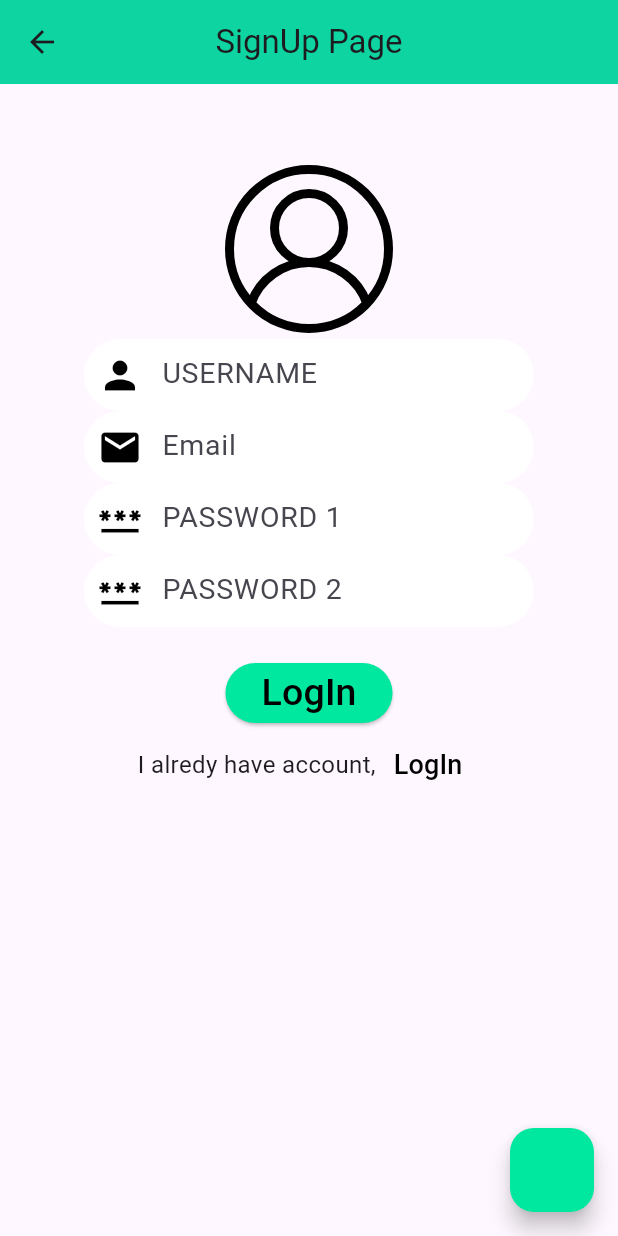
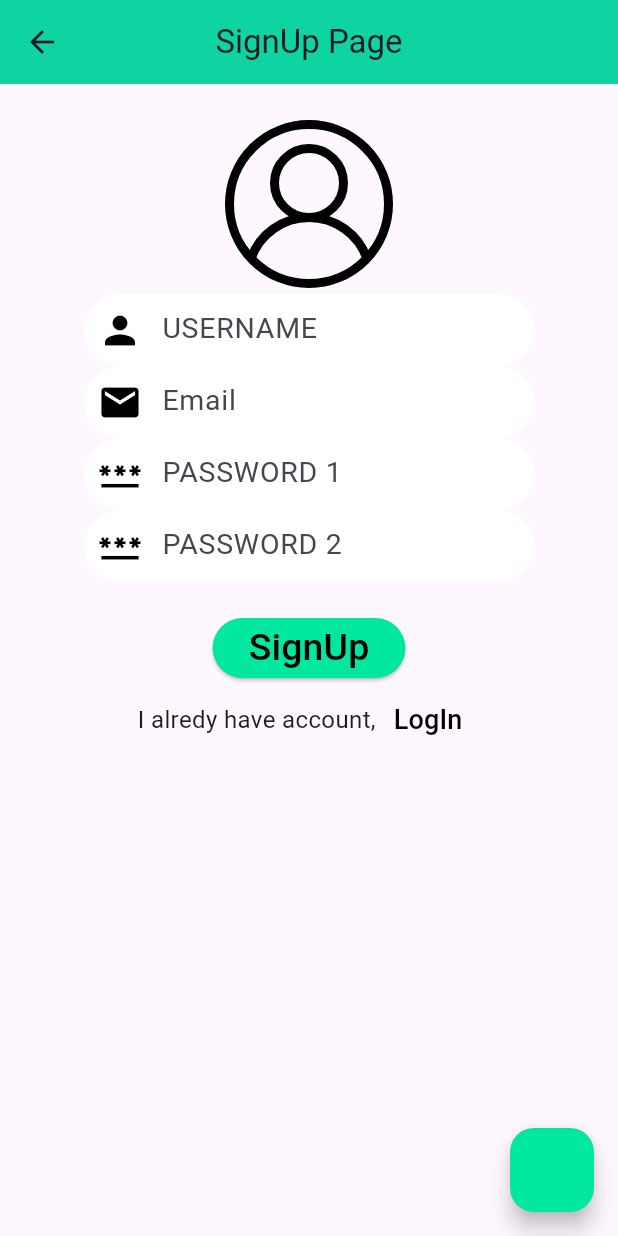
Before and after one commit to Ismailaboamra/Final-Project-SCE, a Flutter app: the SignUp screen opened by its route, on a phone screen of 412 x 824 dp. Run offline on Flutter 3.47's test engine with Material 3 defaults, Android fonts, the phone set to English and light mode, and no system bars; our stand-ins replace firebase_auth, firebase_core, flutter_svg; accounts and stored records are empty.

Commit message:
SignUp User (BackEnd).

```diff
--- a/lib/pages/LoginPage.dart
+++ b/lib/pages/LoginPage.dart
@@ -1,6 +1,5 @@
 // ignore_for_file: prefer_const_constructors, file_names
 
-import 'dart:html';
 
 import 'package:flutter/material.dart';
 import 'package:flutter_svg/svg.dart';
--- a/lib/pages/SignUpPage.dart
+++ b/lib/pages/SignUpPage.dart
@@ -1,4 +1,4 @@
-// ignore_for_file: prefer_const_constructors
+// ignore_for_file: prefer_const_constructors, unused_local_variable
 
 import 'package:firebase_auth/firebase_auth.dart';
 import 'package:flutter/material.dart';
@@ -6,16 +6,23 @@ import 'package:flutter_svg/svg.dart';
 
 import '../shared/MyTextField.dart';
 
-class SignUp extends StatelessWidget {
+class SignUp extends StatefulWidget {
   SignUp({super.key});
 
+  @override
+  State<SignUp> createState() => _SignUpState();
+}
+
+class _SignUpState extends State<SignUp> {
   final email_Controller = TextEditingController();
+
   final username_Controller = TextEditingController();
+
   final password1_Controller = TextEditingController();
+
   final password2_Controller = TextEditingController();
 
-
-
+  // void Print_values() {
   SignUP() async {
     try {
       final credential =
@@ -35,6 +42,14 @@ class SignUp extends StatelessWidget {
   }
 
   @override
+  void dispose() {
+    // TODO: implement dispose
+    email_Controller.dispose();
+    password1_Controller.dispose();
+    super.dispose();
+  }
+
+  @override
   Widget build(BuildContext context) {
     return Scaffold(
       floatingActionButton: FloatingActionButton(
@@ -49,19 +64,19 @@ class SignUp extends StatelessWidget {
         title: Text("SignUp Page"),
         centerTitle: true,
       ),
-      body: SizedBox(
-        width: double.infinity,
+      body: SingleChildScrollView(
+        child: SizedBox(
+          // width: double.infinity,
           child: Column(
-          crossAxisAlignment: CrossAxisAlignment.center,
-          mainAxisAlignment: MainAxisAlignment.start,
+            // crossAxisAlignment: CrossAxisAlignment.center,
+            // mainAxisAlignment: MainAxisAlignment.start,
             children: [
               SizedBox(
-              height: 50,
+                height: 20,
               ),
-
               SvgPicture.asset(
                 "assets/img/userlogo.svg",
-              alignment: Alignment.topCenter,
+                // alignment: Alignment.topCenter,
                 height: 120,
                 width: 150,
               ),
@@ -113,12 +128,15 @@ class SignUp extends StatelessWidget {
                 height: 20,
               ),
               ElevatedButton(
-              onPressed: () {},
+                onPressed: () {
+                  SignUP();
+                  print("succsefuly!!");
+                },
                 style: ButtonStyle(
-                backgroundColor:
-                    MaterialStateProperty.all(Color.fromARGB(255, 0, 232, 159)),
+                  backgroundColor: MaterialStateProperty.all(
+                      Color.fromARGB(255, 0, 232, 159)),
                 ),
-              child: Text("LogIn",
+                child: Text("SignUp",
                     style: TextStyle(fontSize: 25, color: Colors.black)),
               ),
               Row(
@@ -142,6 +160,7 @@ class SignUp extends StatelessWidget {
             ],
           ),
         ),
+      ),
     );
   }
 }
```
Lines whose indentation alone changed are shown as unchanged.
